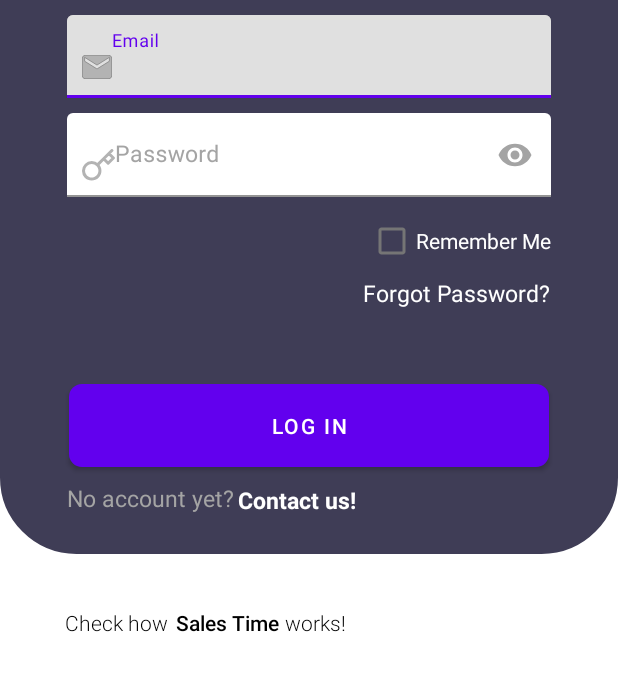
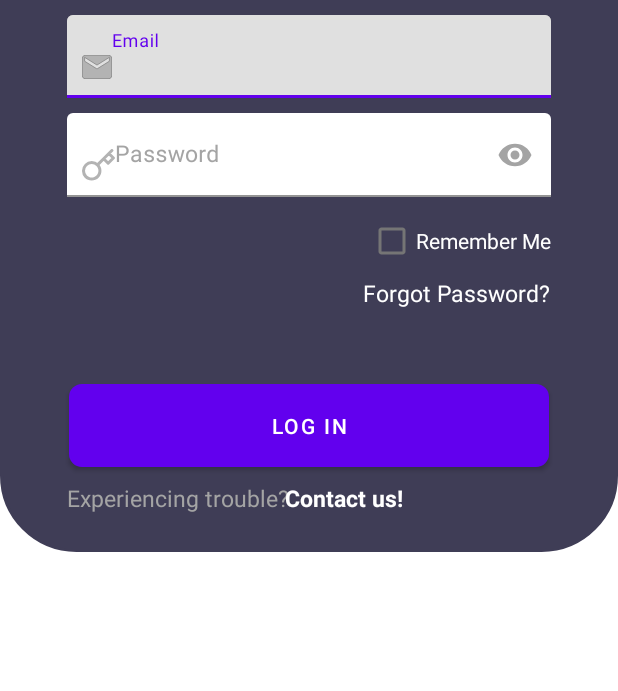
Before and after one commit to alexxmattei/fingraph, an Android app: the LoginActivity screen opened directly, with no data from a screen before it, on a phone screen of 412 x 824 dp, the part 541-1232 px from its top. Run offline under Robolectric (Android 15) with nearby library versions, the phone set to English and light mode, and no system bars.

Commit message:
refactored login helper text

```diff
--- a/app/src/main/res/layout/activity_login.xml
+++ b/app/src/main/res/layout/activity_login.xml
@@ -134,7 +134,7 @@
             android:textColor="#a4a4a4"
             android:layout_marginStart="40dp"
             android:layout_marginTop="10dp"
-            android:text="No account yet? "
+            android:text="Experiencing trouble?"
             android:textSize="15sp" />
 
         <TextView
@@ -143,52 +143,12 @@
             android:layout_height="wrap_content"
             android:layout_gravity="start"
             android:textColor="@color/white"
-            android:layout_marginStart="154dp"
-            android:layout_marginTop="-20dp"
+            android:layout_marginStart="185dp"
+            android:layout_marginTop="-21dp"
             android:text="Contact us!"
             android:textSize="15sp"
             android:textStyle="bold" />
 
     </LinearLayout>
 
-    <TextView
-        android:id="@+id/textViewTextPart1"
-        android:layout_width="wrap_content"
-        android:layout_height="wrap_content"
-        android:layout_marginTop="710dp"
-        android:layout_marginEnd="300dp"
-        android:fontFamily="sans-serif"
-        android:text="Check how"
-        android:textColor="@color/black"
-        android:textFontWeight="300"
-        app:layout_constraintEnd_toEndOf="parent"
-        app:layout_constraintTop_toTopOf="parent" />
-
-    <TextView
-        android:id="@+id/appTutorial"
-        android:layout_width="wrap_content"
-        android:layout_height="wrap_content"
-        android:layout_marginTop="710dp"
-        android:layout_marginEnd="226dp"
-        android:fontFamily="sans-serif"
-        android:text="Sales Time"
-        android:textColor="@color/black"
-        android:textFontWeight="600"
-        app:layout_constraintEnd_toEndOf="parent"
-        app:layout_constraintTop_toTopOf="parent" />
-
-    <TextView
-        android:id="@+id/textView"
-        android:layout_width="wrap_content"
-        android:layout_height="wrap_content"
-        android:layout_marginTop="710dp"
-        android:layout_marginEnd="181dp"
-        android:fontFamily="sans-serif"
-        android:text="works!"
-        android:textColor="@color/black"
-        android:textFontWeight="300"
-        app:layout_constraintEnd_toEndOf="parent"
-        app:layout_constraintTop_toTopOf="parent" />
-
-
 </androidx.constraintlayout.widget.ConstraintLayout>
```
